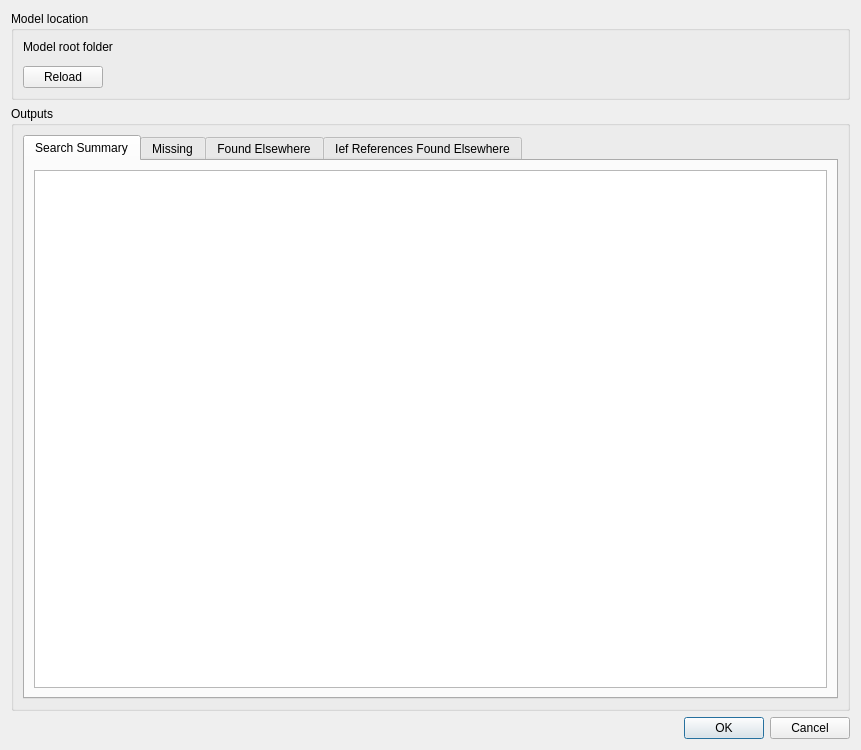
The window that plugin/mod_check/forms/ui_file_check_dialog.ui (duncan-r/ModCheck) describes before a commit, drawn with Qt 5.
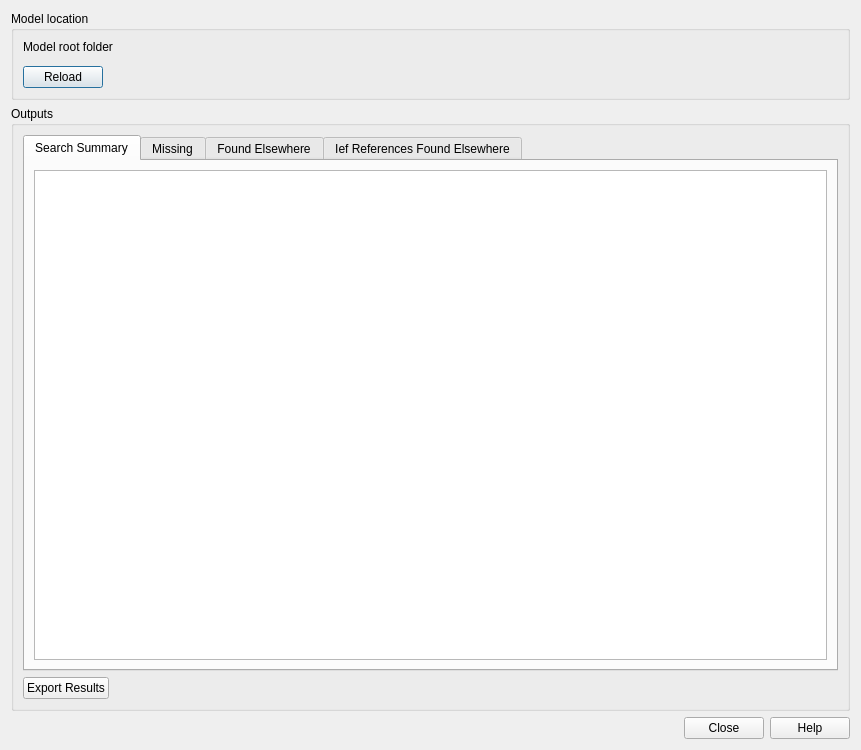
The same window after the commit. Custom widgets are drawn as their Qt base class.

Commit message: File check refactor and add export results button.

```diff
--- a/plugin/mod_check/forms/ui_file_check_dialog.ui
+++ b/plugin/mod_check/forms/ui_file_check_dialog.ui
@@ -259,6 +259,30 @@
         </widget>
        </widget>
       </item>
+      <item>
+       <layout class="QHBoxLayout" name="horizontalLayout_3">
+        <item>
+         <widget class="QPushButton" name="exportResultsBtn">
+          <property name="text">
+           <string>Export Results</string>
+          </property>
+         </widget>
+        </item>
+        <item>
+         <spacer name="horizontalSpacer_2">
+          <property name="orientation">
+           <enum>Qt::Horizontal</enum>
+          </property>
+          <property name="sizeHint" stdset="0">
+           <size>
+            <width>40</width>
+            <height>20</height>
+           </size>
+          </property>
+         </spacer>
+        </item>
+       </layout>
+      </item>
      </layout>
     </widget>
    </item>
@@ -277,7 +301,7 @@
         <enum>Qt::Horizontal</enum>
        </property>
        <property name="standardButtons">
-        <set>QDialogButtonBox::Cancel|QDialogButtonBox::Ok</set>
+        <set>QDialogButtonBox::Close|QDialogButtonBox::Help</set>
        </property>
       </widget>
      </item>
```
The commit also changes 24 other files.
